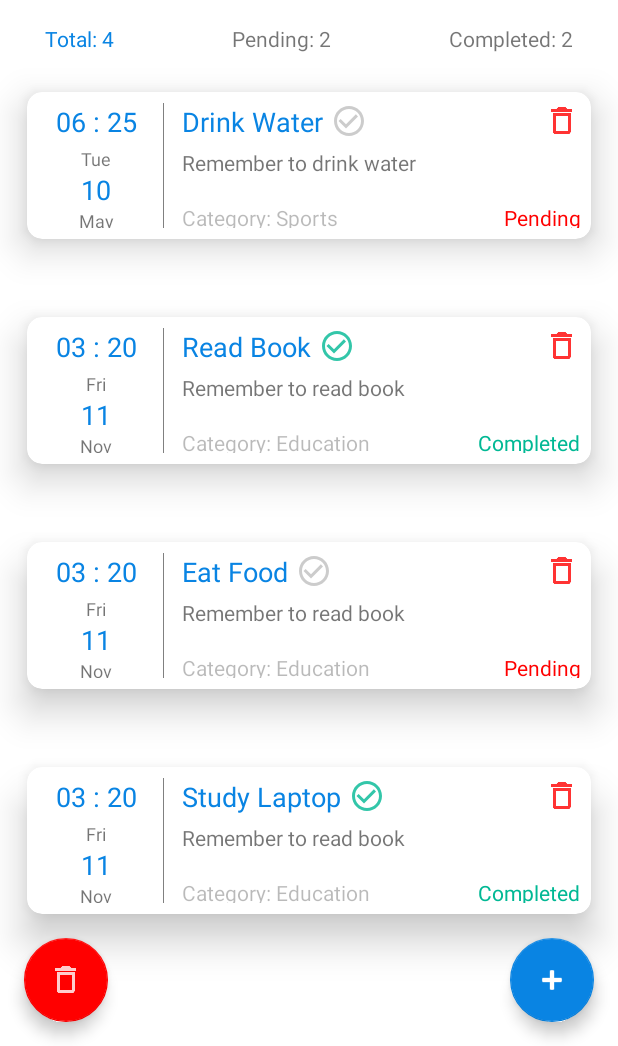
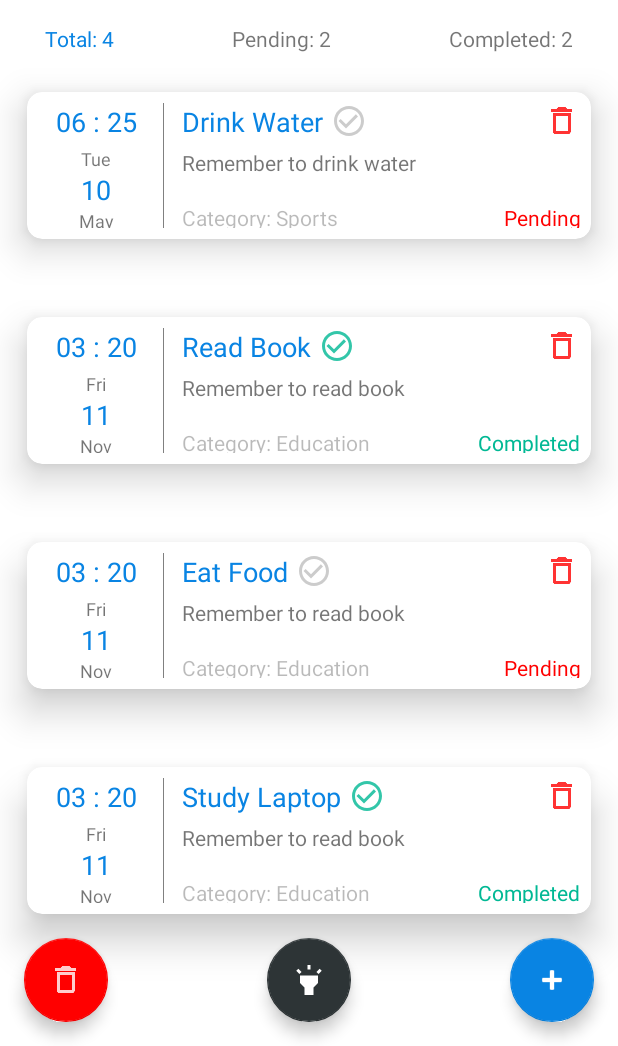
Before and after one commit to Shrestha-Dipesh/Todo-Mobile-App, an Android app: the screen it shows after launch (MainActivity), after a tap on an icon or button, on a phone screen of 412 x 824 dp, the part 190-1236 px from its top. Run offline under Robolectric (Android 15) with nearby library versions, the light colour scheme and no system bars; our stand-ins replace Room's generated code; libraries missing offline, so code that uses them is left out: it.xabaras.android; Roboto replaces fonts that are not available here.

Commit message:
Added dark mode

```diff
--- a/app/src/main/java/com/example/todo_app/FingerprintFragment.java
+++ b/app/src/main/java/com/example/todo_app/FingerprintFragment.java
@@ -30,6 +30,7 @@ public class FingerprintFragment extends Fragment {
             Context context = view.getContext();
             Intent intent = new Intent(context, MainActivity.class);
             startActivity(intent);
+            getActivity().finish();
         });
     }
 }
--- a/app/src/main/java/com/example/todo_app/MainActivity.java
+++ b/app/src/main/java/com/example/todo_app/MainActivity.java
@@ -3,6 +3,7 @@ package com.example.todo_app;
 import androidx.annotation.NonNull;
 import androidx.appcompat.app.AlertDialog;
 import androidx.appcompat.app.AppCompatActivity;
+import androidx.appcompat.app.AppCompatDelegate;
 import androidx.lifecycle.LiveData;
 import androidx.lifecycle.ViewModelProvider;
 import androidx.recyclerview.widget.ItemTouchHelper;
@@ -10,6 +11,7 @@ import androidx.recyclerview.widget.LinearLayoutManager;
 import androidx.recyclerview.widget.RecyclerView;
 
 import android.content.Intent;
+import android.content.SharedPreferences;
 import android.graphics.Canvas;
 import android.os.Bundle;
 import android.view.View;
@@ -27,8 +29,6 @@ import it.xabaras.android.recyclerview.swipedecorator.RecyclerViewSwipeDecorator
 
 public class MainActivity extends AppCompatActivity {
 
-    private FloatingActionButton fab_add_task;
-    private FloatingActionButton fab_delete_tasks;
     public static final int NEW_TASK_ACTIVITY_REQUEST_CODE = 1;
     private TaskViewModel taskViewModel;
     private RecyclerView recyclerView;
@@ -68,13 +68,13 @@ public class MainActivity extends AppCompatActivity {
             textView_completed_tasks.setText("Completed: " + completedTasksCount);
         });
 
-        fab_add_task = findViewById(R.id.add_task_fab);
+        FloatingActionButton fab_add_task = findViewById(R.id.add_task_fab);
         fab_add_task.setOnClickListener(view -> {
             Intent intent = new Intent(MainActivity.this, TaskActivity.class);
             startActivityForResult(intent, NEW_TASK_ACTIVITY_REQUEST_CODE);
         });
 
-        fab_delete_tasks = findViewById(R.id.delete_tasks_fab);
+        FloatingActionButton fab_delete_tasks = findViewById(R.id.delete_tasks_fab);
         fab_delete_tasks.setOnClickListener(view -> {
             showDeleteDialog();
         });
@@ -107,6 +107,31 @@ public class MainActivity extends AppCompatActivity {
                 textView_total_tasks.setTextColor(getResources().getColor(R.color.gray));
                 textView_pending_tasks.setTextColor(getResources().getColor(R.color.gray));
             });
+        });
+
+        SharedPreferences sharedPreferences = getSharedPreferences("AppSettingPrefs", 0);
+        boolean isDarkMode = sharedPreferences.getBoolean("NightMode", false);
+        SharedPreferences.Editor sharedPreferenceEdit = sharedPreferences.edit();
+
+        if (isDarkMode) {
+            AppCompatDelegate.setDefaultNightMode(AppCompatDelegate.MODE_NIGHT_YES);
+        } else {
+            AppCompatDelegate.setDefaultNightMode(AppCompatDelegate.MODE_NIGHT_NO);
+        }
+
+        FloatingActionButton fab_dark_mode = findViewById(R.id.dark_mode_fab);
+        fab_dark_mode.setOnClickListener(view -> {
+            if (isDarkMode) {
+                AppCompatDelegate.setDefaultNightMode(AppCompatDelegate.MODE_NIGHT_NO);
+                sharedPreferenceEdit.putBoolean("NightMode", false);
+                Toast.makeText(MainActivity.this, "Dark Mode Disabled", Toast.LENGTH_SHORT).show();
+
+            } else {
+                AppCompatDelegate.setDefaultNightMode(AppCompatDelegate.MODE_NIGHT_YES);
+                sharedPreferenceEdit.putBoolean("NightMode", true);
+                Toast.makeText(MainActivity.this, "Dark Mode Enabled", Toast.LENGTH_SHORT).show();
+            }
+            sharedPreferenceEdit.apply();
         });
     }
 
--- a/app/src/main/java/com/example/todo_app/SplashActivity.java
+++ b/app/src/main/java/com/example/todo_app/SplashActivity.java
@@ -1,11 +1,13 @@
 package com.example.todo_app;
 
 import androidx.appcompat.app.AppCompatActivity;
+import androidx.appcompat.app.AppCompatDelegate;
 import androidx.fragment.app.Fragment;
 import androidx.fragment.app.FragmentManager;
 import androidx.fragment.app.FragmentTransaction;
 
 import android.content.Intent;
+import android.content.SharedPreferences;
 import android.os.Bundle;
 import android.os.Handler;
 import android.os.Looper;
@@ -18,10 +20,19 @@ public class SplashActivity extends AppCompatActivity {
         super.onCreate(savedInstanceState);
         setContentView(R.layout.activity_splash);
 
+        SharedPreferences sharedPreferences = getSharedPreferences("AppSettingPrefs", 0);
+        boolean isDarkMode = sharedPreferences.getBoolean("NightMode", false);
+
+        if (isDarkMode) {
+            AppCompatDelegate.setDefaultNightMode(AppCompatDelegate.MODE_NIGHT_YES);
+        } else {
+            AppCompatDelegate.setDefaultNightMode(AppCompatDelegate.MODE_NIGHT_NO);
+        }
+
         FragmentManager fragmentManager = getSupportFragmentManager();
         FragmentTransaction fragmentTransaction = fragmentManager.beginTransaction();
         fragmentTransaction.replace(R.id.constraintLayout, new SplashFragment());
-        fragmentTransaction.commit();
+        fragmentTransaction.commitAllowingStateLoss();
 
         final Handler handler = new Handler(Looper.getMainLooper());
         handler.postDelayed(new Runnable() {
@@ -30,7 +41,7 @@ public class SplashActivity extends AppCompatActivity {
                 FragmentManager fragmentManager = getSupportFragmentManager();
                 FragmentTransaction fragmentTransaction = fragmentManager.beginTransaction();
                 fragmentTransaction.replace(R.id.constraintLayout, new FingerprintFragment());
-                fragmentTransaction.commit();
+                fragmentTransaction.commitAllowingStateLoss();
             }
         }, 2750);
     }
--- /dev/null
+++ b/app/src/main/res/drawable-anydpi/ic_dark_mode.xml
@@ -0,0 +1,11 @@
+<vector xmlns:android="http://schemas.android.com/apk/res/android"
+    android:width="24dp"
+    android:height="24dp"
+    android:viewportWidth="24"
+    android:viewportHeight="24"
+    android:tint="#FFFFFF"
+    android:alpha="1.0">
+  <path
+      android:fillColor="@android:color/white"
+      android:pathData="M6,14l3,3v5h6v-5l3,-3V9H6V14zM11,2h2v3h-2V2zM3.5,5.88l1.41,-1.41l2.12,2.12L5.62,8L3.5,5.88zM16.96,6.59l2.12,-2.12l1.41,1.41L18.38,8L16.96,6.59z"/>
+</vector>
--- a/app/src/main/res/layout/activity_main.xml
+++ b/app/src/main/res/layout/activity_main.xml
@@ -95,5 +95,19 @@
         app:layout_constraintTop_toBottomOf="@+id/pending_tasks_textView"
         tools:listitem="@layout/task_item_recyclerview"/>
 
+    <com.google.android.material.floatingactionbutton.FloatingActionButton
+        android:id="@+id/dark_mode_fab"
+        android:layout_width="wrap_content"
+        android:layout_height="wrap_content"
+        android:layout_marginBottom="16dp"
+        android:clickable="true"
+        android:tint="@color/white"
+        app:backgroundTint="@color/dark"
+        app:layout_constraintBottom_toBottomOf="@+id/recyclerView"
+        app:layout_constraintEnd_toStartOf="@+id/add_task_fab"
+        app:layout_constraintStart_toEndOf="@+id/delete_tasks_fab"
+        app:srcCompat="@drawable/ic_dark_mode"
+        app:tint="@color/white" />
+
 
 </androidx.constraintlayout.widget.ConstraintLayout>
--- a/app/src/main/res/layout/delete_popup.xml
+++ b/app/src/main/res/layout/delete_popup.xml
@@ -51,6 +51,7 @@
         android:text="All Tasks"
         android:textSize="12sp"
         app:backgroundTint="@color/gray"
+        android:textColor="@color/white"
         app:layout_constraintEnd_toStartOf="@+id/completed_tasks_button"
         app:layout_constraintHorizontal_bias="0.5"
         app:layout_constraintStart_toStartOf="parent"
@@ -64,6 +65,7 @@
         android:text="Completed Task"
         android:textSize="12sp"
         app:backgroundTint="@color/red"
+        android:textColor="@color/white"
         app:layout_constraintEnd_toEndOf="parent"
         app:layout_constraintHorizontal_bias="0.5"
         app:layout_constraintStart_toEndOf="@+id/all_tasks_button"
--- a/app/src/main/res/values-night/themes.xml
+++ b/app/src/main/res/values-night/themes.xml
@@ -2,11 +2,11 @@
     <!-- Base application theme. -->
     <style name="Theme.Todo_App" parent="Theme.MaterialComponents.DayNight.DarkActionBar">
         <!-- Primary brand color. -->
-        <item name="colorPrimary">@color/purple_200</item>
-        <item name="colorPrimaryVariant">@color/purple_700</item>
+        <item name="colorPrimary">@color/primary_blue</item>
+        <item name="colorPrimaryVariant">@color/black</item>
         <item name="colorOnPrimary">@color/black</item>
         <!-- Secondary brand color. -->
-        <item name="colorSecondary">@color/teal_200</item>
+        <item name="colorSecondary">@color/primary_blue</item>
         <item name="colorSecondaryVariant">@color/teal_200</item>
         <item name="colorOnSecondary">@color/black</item>
         <!-- Status bar color. -->
--- a/app/src/main/res/values/colors.xml
+++ b/app/src/main/res/values/colors.xml
@@ -11,4 +11,5 @@
     <color name="red">#FF0000</color>
     <color name="green">#00b894</color>
     <color name="gray">#808080</color>
+    <color name="dark">#2d3436</color>
 </resources>
```
Also changed, not shown: app/src/main/res/drawable-hdpi/ic_dark_mode.png (added), app/src/main/res/drawable-mdpi/ic_dark_mode.png (added), app/src/main/res/drawable-xhdpi/ic_dark_mode.png (added), app/src/main/res/drawable-xxhdpi/ic_dark_mode.png (added).
